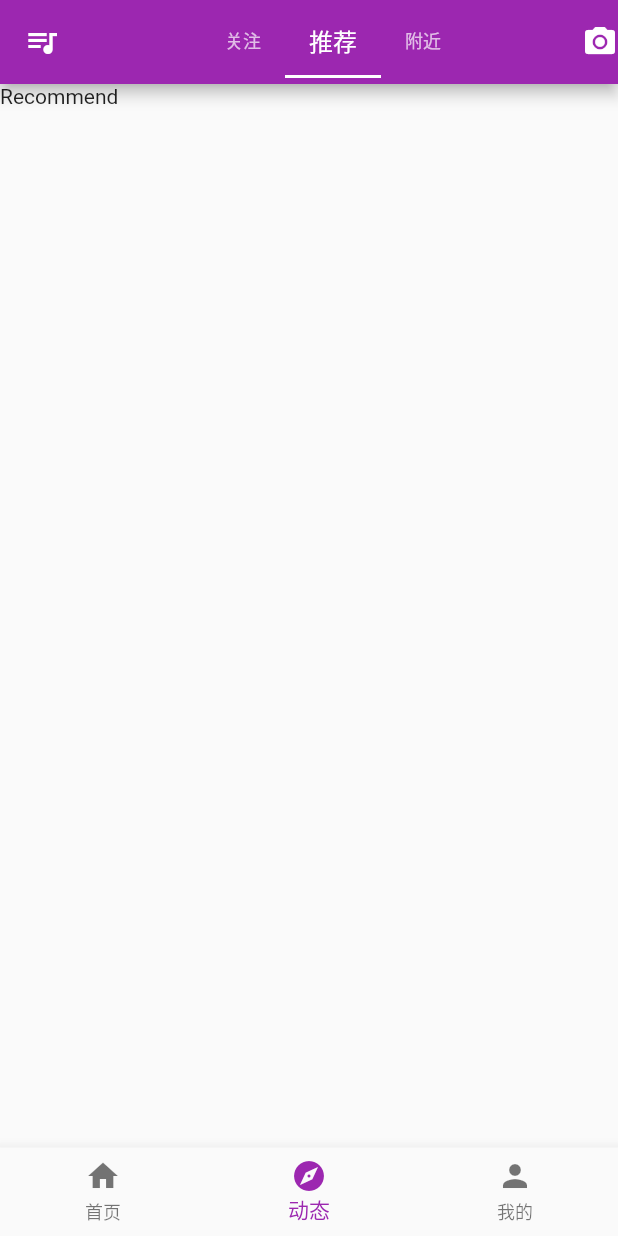
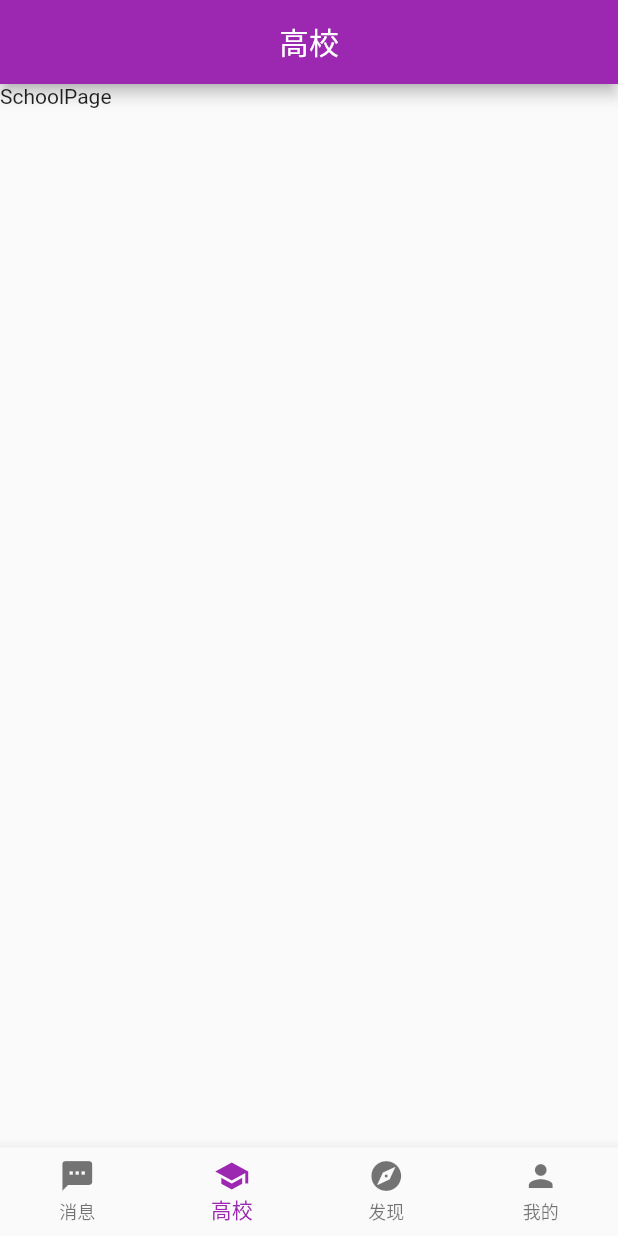
Before and after one commit to hanyunmuyu/flutter_tuan, a Flutter app: the screen it shows after launch, swiped to page 2, on a phone screen of 412 x 824 dp. Run offline on Flutter 3.47's test engine with Material 2 defaults, Android fonts, the phone set to English and light mode, and no system bars.

```diff
--- a/lib/page/ExplorePage.dart
+++ b/lib/page/ExplorePage.dart
@@ -29,6 +29,7 @@ class _ExplorePageState extends State<ExplorePage>
   @override
   Widget build(BuildContext context) {
     return new Scaffold(
+      key: ObjectKey("ExplorePage"),
       appBar: new AppBar(
         leading: new Icon(Icons.queue_music),
         title: new Container(
--- a/lib/page/MainPage.dart
+++ b/lib/page/MainPage.dart
@@ -1,7 +1,8 @@
 import 'package:flutter/material.dart';
 import 'UserPage.dart';
-import 'HomePage.dart';
+import 'MessagePage.dart';
 import 'ExplorePage.dart';
+import 'SchoolPage.dart';
 
 class MainPage extends StatelessWidget {
   @override
@@ -20,14 +21,15 @@ class MainPageWidget extends StatefulWidget {
 class MainPageState extends State<MainPageWidget>
     with SingleTickerProviderStateMixin {
   PageController pageController;
-  int page = 1;
+  int page = 2;
 
   @override
   Widget build(BuildContext context) {
     return new Scaffold(
       body: new PageView(
         children: <Widget>[
-          new HomePage(),
+          new MessagePage(),
+          new SchoolPage(),
           new ExplorePage(),
           new UserPage(),
         ],
@@ -37,9 +39,11 @@ class MainPageState extends State<MainPageWidget>
       bottomNavigationBar: new BottomNavigationBar(
         items: [
           new BottomNavigationBarItem(
-              icon: new Icon(Icons.home), title: new Text('首页')),
+              icon: new Icon(Icons.sms), title: new Text('消息')),
           new BottomNavigationBarItem(
-              icon: new Icon(Icons.explore), title: new Text('动态')),
+              icon: new Icon(Icons.school), title: new Text('高校')),
+          new BottomNavigationBarItem(
+              icon: new Icon(Icons.explore), title: new Text('发现')),
           new BottomNavigationBarItem(
               icon: new Icon(Icons.person), title: new Text('我的'))
         ],
--- /dev/null
+++ b/lib/page/SchoolPage.dart
@@ -0,0 +1,22 @@
+import 'package:flutter/material.dart';
+
+class SchoolPage extends StatefulWidget {
+  @override
+  State createState() {
+    return new _SchoolPageState();
+  }
+}
+
+class _SchoolPageState extends State<SchoolPage> {
+  @override
+  Widget build(BuildContext context) {
+    return new Scaffold(
+      appBar: new AppBar(
+        title: new Center(
+          child: new Text('高校'),
+        ),
+      ),
+      body: new Text('SchoolPage'),
+    );
+  }
+}
```
Also changed, not shown: lib/page/MessagePage.dart (renamed from lib/page/HomePage.dart, +4 -4 lines), lib/page/UserInfo.dart (added, +41 -0 lines), lib/page/UserPage.dart (+64 -1 lines).
